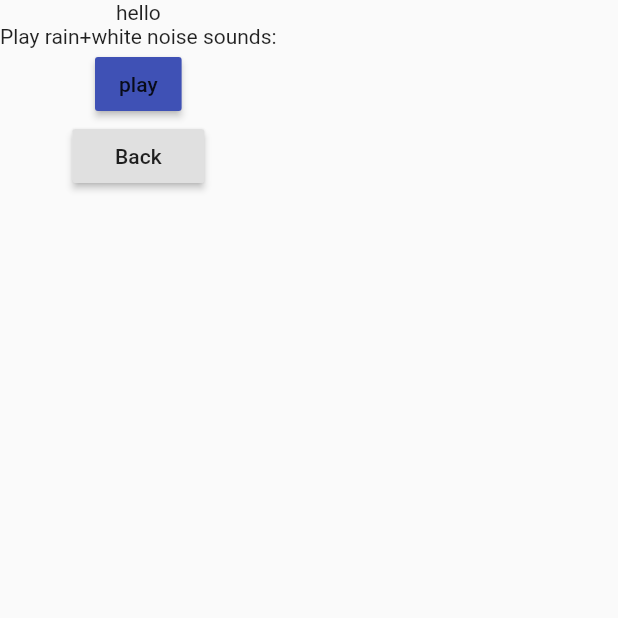
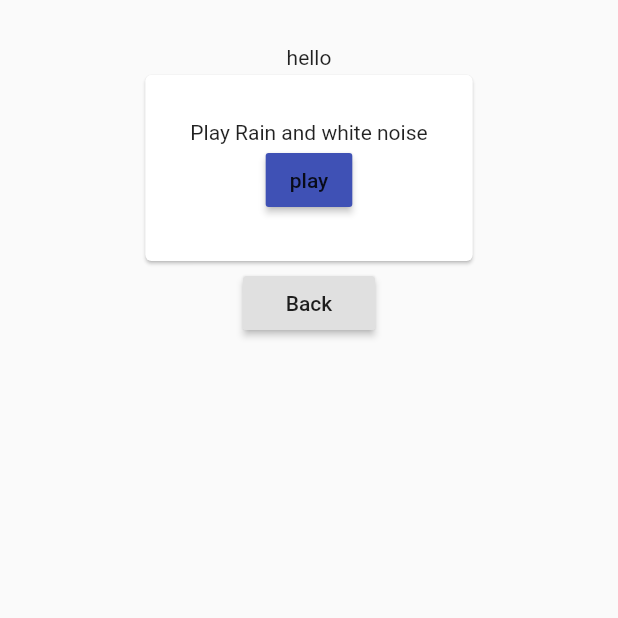
Before and after one commit to RohanGautam/snoozy, a Flutter app: the screen it shows after launch, after a tap on the "arrow forward" icon, on a phone screen of 412 x 824 dp, the top half of it. Run offline on Flutter 3.47's test engine with Material 2 defaults, Android fonts, the phone set to English and light mode, and no system bars; our stand-ins replace audioplayers, dynamic_theme, shared_preferences.

Commit message:
added new soundtrack

```diff
--- a/lib/sounds.dart
+++ b/lib/sounds.dart
@@ -1,40 +1,41 @@
 import 'package:flutter/material.dart';
 import 'package:audioplayers/audio_cache.dart';
 import 'package:audioplayers/audioplayers.dart';
-
-
 
 class Sounds extends StatefulWidget {
   final bool isPlaying;
   final AudioPlayer playerLoopController;
 
-  Sounds({Key key, @required this.isPlaying, @required this.playerLoopController}) : super(key: key);
+  Sounds(
+      {Key key, @required this.isPlaying, @required this.playerLoopController})
+      : super(key: key);
   @override
   _SoundsState createState() => _SoundsState();
 }
 
-class _SoundsState extends State<Sounds>{
-  String playerText="play";
+class _SoundsState extends State<Sounds> {
+  String playerText = "play";
   bool isPlaying = false;
   AudioPlayer playerLoopController;
   static AudioCache player = AudioCache();
 
   @override
-  void initState(){
+  void initState() {
     // print("_____________YooT_ ${widget.isPlaying}");
     setState(() {
-     isPlaying=widget.isPlaying;
+      isPlaying = widget.isPlaying;
       updatePlayerText(isPlaying);
-     playerLoopController= widget.playerLoopController;
+      playerLoopController = widget.playerLoopController;
     });
   }
 
-  _sendDataBack(BuildContext context, bool isPlaying, AudioPlayer playerLoopController){
+  _sendDataBack(
+      BuildContext context, bool isPlaying, AudioPlayer playerLoopController) {
     var sendThisData = [isPlaying, playerLoopController];
-    Navigator.pop(context,sendThisData);
+    Navigator.pop(context, sendThisData);
   }
 
-  updatePlayerText(bool isPlaying){
+  updatePlayerText(bool isPlaying) {
     setState(() {
       playerText = isPlaying ? "pause" : "play";
     });
@@ -43,15 +44,14 @@ class _SoundsState extends State<Sounds>{
   toggleAudio(String fileName) {
     return () async {
       AudioPlayer currentplayer;
-      if (isPlaying==false) {
+      if (isPlaying == false) {
         currentplayer = await player.loop(fileName);
         setState(() {
           isPlaying = true;
           updatePlayerText(isPlaying);
           playerLoopController = currentplayer;
         });
-      }
-      else{
+      } else {
         await playerLoopController.pause();
         setState(() {
           isPlaying = false;
@@ -61,18 +61,24 @@ class _SoundsState extends State<Sounds>{
     };
   }
 
-  Widget playAudioWidget() {
-    return Column(
+  Widget playAudioWidget(String trackName, fileName) {
+    return
+    Card(
+      child: Container(
+        padding: EdgeInsets.all(30),
+        child: Column(
           children: <Widget>[
-        Text('Play rain+white noise sounds:'),
+            Text('Play $trackName'),
             ButtonTheme(
               minWidth: 48.0,
               child: RaisedButton(
                 child: Text(playerText),
-            onPressed: toggleAudio('White-noise-rain-sound.mp3'),
+                onPressed: toggleAudio(fileName),
               ),
             ),
           ],
+        ),
+      ),
     );
   }
 
@@ -82,17 +88,23 @@ class _SoundsState extends State<Sounds>{
       // appBar: AppBar(
       //   title: Text("Second Route"),
       // ),
-      body: Column(
+      body: Container(
+        padding: EdgeInsets.all(30),
+        child: Center(
+          child: Column(
             children: <Widget>[
               Text("hello"),
-          playAudioWidget(),
+              playAudioWidget(
+                  'Rain and white noise', 'White-noise-rain-sound.mp3'),
               RaisedButton(
-              onPressed: () => _sendDataBack(context, isPlaying, playerLoopController),
+                onPressed: () =>
+                    _sendDataBack(context, isPlaying, playerLoopController),
                 child: Text('Back'),
               ),
             ],
           ),
+        ),
+      ),
     );
   }
-
 }
--- a/pubspec.yaml
+++ b/pubspec.yaml
@@ -45,7 +45,7 @@ flutter:
   uses-material-design: true
 
   assets:
-    - assets/White-noise-rain-sound.mp3
+    - assets/
 
   # To add assets to your application, add an assets section, like this:
   # assets:
```
Also changed, not shown: 2 other files. Lines whose indentation alone changed are shown as unchanged.
